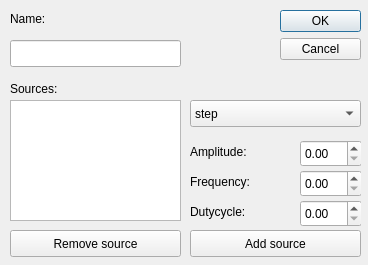
Above: gui/editcustomsourcedialog.ui from jakubbialas/PSS_lab before the change. Below: the same form after it.
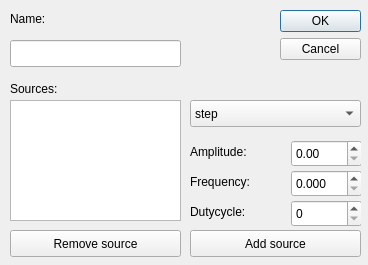
That is the form after the change. The open tabs and pages were chosen to show the change.

What changed in the file:
```diff
--- a/gui/editcustomsourcedialog.ui
+++ b/gui/editcustomsourcedialog.ui
@@ -231,9 +231,9 @@
     <widget class="QDoubleSpinBox" name="doubleSpinBox_amplitude3">
      <property name="geometry">
       <rect>
-       <x>120</x>
+       <x>111</x>
        <y>10</y>
-       <width>62</width>
+       <width>71</width>
        <height>27</height>
       </rect>
      </property>
@@ -241,22 +241,37 @@
     <widget class="QDoubleSpinBox" name="doubleSpinBox_frequency3">
      <property name="geometry">
       <rect>
-       <x>120</x>
+       <x>111</x>
        <y>40</y>
-       <width>62</width>
+       <width>71</width>
        <height>27</height>
       </rect>
      </property>
+     <property name="prefix">
+      <string/>
+     </property>
+     <property name="decimals">
+      <number>3</number>
+     </property>
+     <property name="maximum">
+      <double>1.000000000000000</double>
+     </property>
+     <property name="singleStep">
+      <double>0.010000000000000</double>
+     </property>
     </widget>
     <widget class="QDoubleSpinBox" name="doubleSpinBox_dutycycle3">
      <property name="geometry">
       <rect>
-       <x>120</x>
+       <x>111</x>
        <y>70</y>
-       <width>62</width>
+       <width>71</width>
        <height>27</height>
       </rect>
      </property>
+     <property name="decimals">
+      <number>0</number>
+     </property>
     </widget>
     <widget class="QLabel" name="label_7">
      <property name="geometry">
```
Left out of the diff: 21 changed lines with no effect on the pictures.
